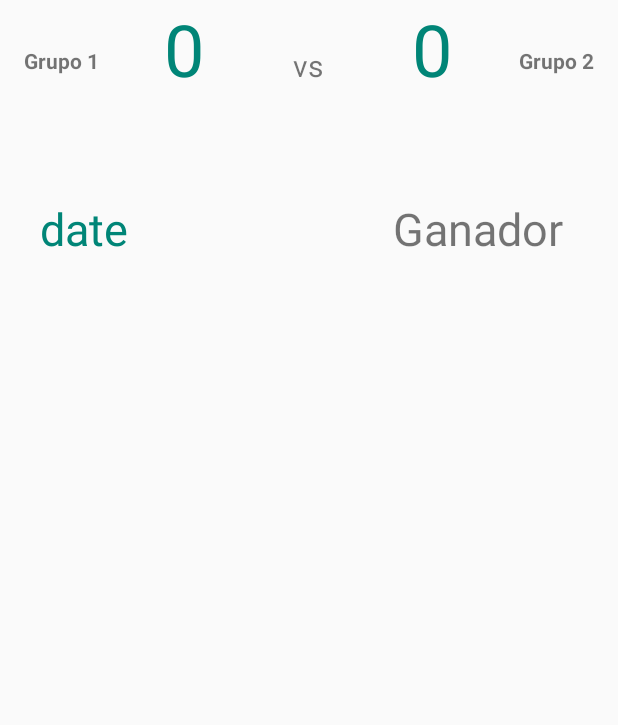
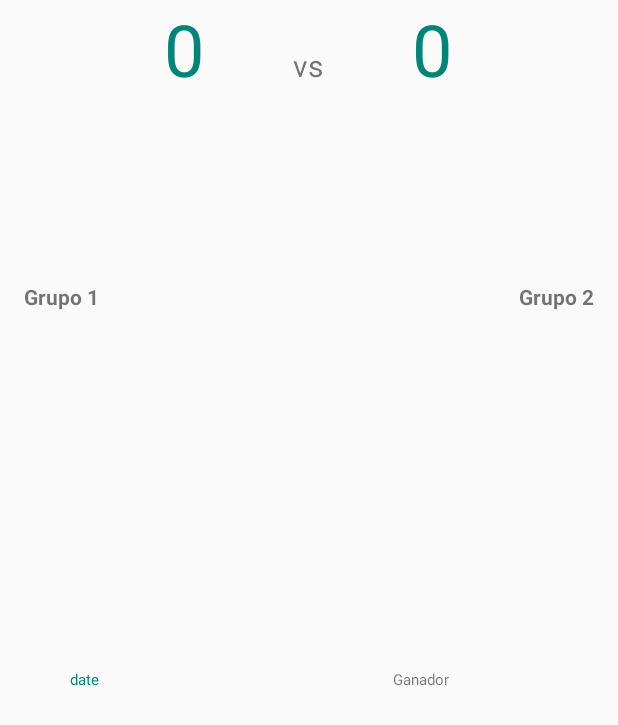
Before and after one commit to valencia12/parcial1, an Android app: the layout banner.xml on its own in the app's theme, with its tools: preview values and no code run, on a phone screen of 412 x 824 dp. Shown: the top 725 px of the screen. Run offline under Robolectric (Android 15) with nearby library versions, the phone set to English and light mode, and no system bars.

Commit message:
ya agrega decentemnte, y agrega muestra Zz

```diff
--- a/app/src/main/res/layout/banner.xml
+++ b/app/src/main/res/layout/banner.xml
@@ -22,7 +22,7 @@
 
         <TextView android:layout_width="0dp"
                   android:layout_weight="1"
-                  android:id="@+id/tv_puntajea"
+                  android:id="@+id/tv_puntajeb"
                   android:textColor="@color/colorPrimary"
                   android:textAlignment="center"
                   android:textSize="@android:dimen/app_icon_size"
@@ -38,7 +38,7 @@
                   android:layout_weight="1"
                   android:textAlignment="center"
                   android:textColor="@color/colorPrimary"
-                  android:id="@+id/tv_puntajeb"
+                  android:id="@+id/tv_puntajea"
                   android:textSize="@android:dimen/app_icon_size"
                   android:text="0"
                   android:layout_height="70dp"/>
@@ -54,7 +54,7 @@
 
     </LinearLayout>
     <LinearLayout android:layout_width="match_parent"
-                  android:layout_height="630dp"
+                  android:layout_height="2dp"
                   android:layout_weight="5"
                   android:orientation="horizontal"
     >
@@ -63,7 +63,7 @@
                   android:id="@+id/tv_fecha"
                   android:textAlignment="center"
                   android:textColor="@color/colorPrimary"
-                  android:textSize="30dp"
+                  android:textSize="10dp"
 
                   android:text="@string/date"
         />
@@ -71,7 +71,7 @@
                   android:layout_height="wrap_content"
                   android:text="@string/GANADOR"
                   android:textAlignment="center"
-                  android:textSize="30dp"
+                  android:textSize="10dp"
                   android:layout_marginLeft="150dp"
                   android:id="@+id/tv_ganador"/>
     </LinearLayout>
```
